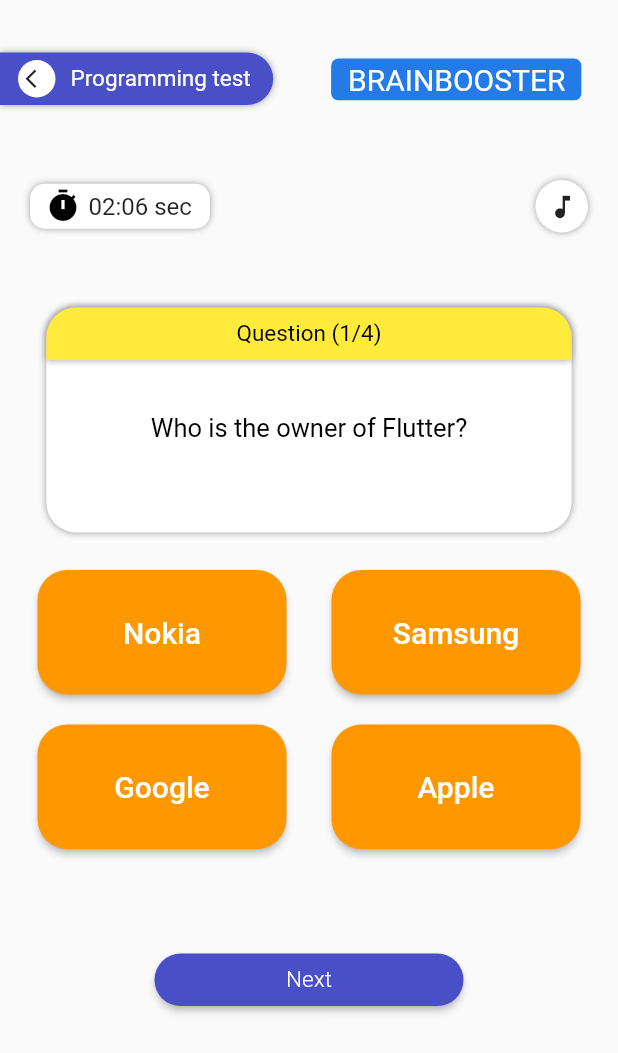
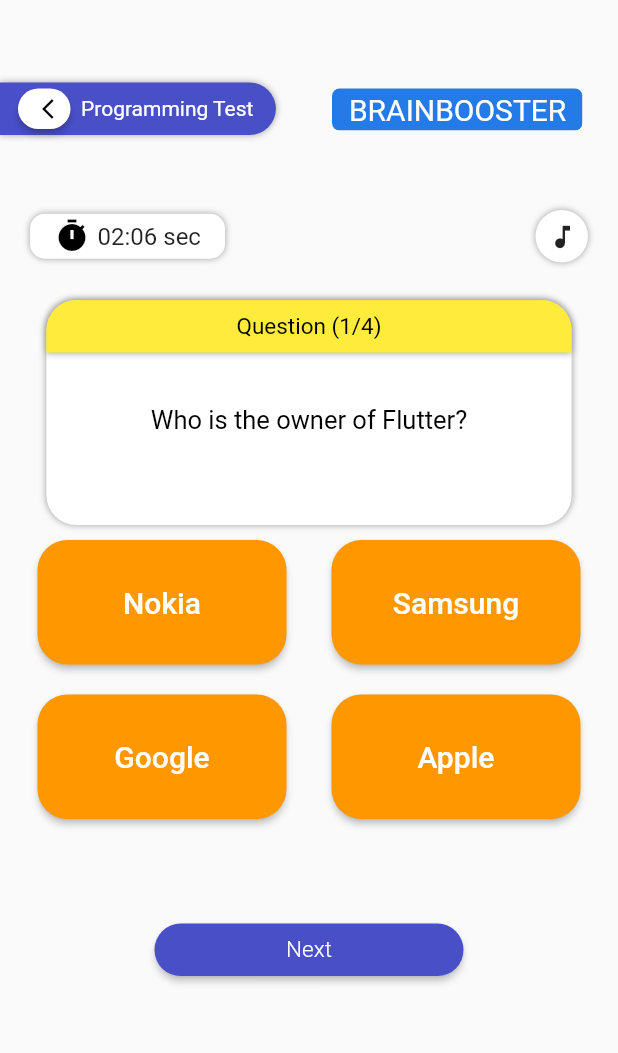
Before and after one commit to inzmam617/BrainBoosters, a Flutter app: the DashPage screen opened directly, after a tap on "Play", on a phone screen of 412 x 824 dp. Shown: the top 1053 px of the screen. Run offline on Flutter 3.47's test engine with Material 2 defaults, Android fonts, the phone set to English and light mode, and no system bars; our stand-ins replace animated_text_kit, confetti, flutter_rating_bar, flutter_svg, get.

Commit message:
Making Changes

```diff
--- a/lib/BottomBar/AllPages/ChooseYourChaptersforQuize.dart
+++ b/lib/BottomBar/AllPages/ChooseYourChaptersforQuize.dart
@@ -41,7 +41,7 @@
             child: Stack(
               children: [
                 Padding(
-                  padding: const EdgeInsets.only(top: 45),
+                  padding: const EdgeInsets.only(top: 60),
                   child: Align(
                     alignment: Alignment.topLeft,
                     child: Column(
@@ -175,9 +175,7 @@
                   textAlign: TextAlign.start,
                 )),
           ),
-          const SizedBox(
-            height: 10,
-          ),
+
           Expanded(
             child: ListView.builder(
               shrinkWrap: true,
--- a/lib/BottomBar/AllPages/ChooseYourStudyforQuize.dart
+++ b/lib/BottomBar/AllPages/ChooseYourStudyforQuize.dart
@@ -33,7 +33,7 @@
             child: Stack(
               children: [
                 Padding(
-                  padding: const EdgeInsets.only(top: 45),
+                  padding: const EdgeInsets.only(top: 60),
                   child: Align(
                     alignment: Alignment.topLeft,
                     child: Column(
@@ -141,7 +141,7 @@
               child: TextFormField(
                 decoration: const InputDecoration(
                   contentPadding: EdgeInsets.symmetric(vertical: 5),
-                  hintStyle: TextStyle(fontSize: 15),
+                  hintStyle: TextStyle(fontSize: 14),
                     prefixIcon: Icon(
                       Icons.search,
                       color: Colors.grey,
@@ -152,9 +152,7 @@
               ),
             ),
           ),
-          const SizedBox(
-            height: 20,
-          ),
+
           Expanded(child: ListView.builder(
             itemCount: textList.length,
             itemBuilder: (context, index) {
--- a/lib/BottomBar/AllPages/HomePage.dart
+++ b/lib/BottomBar/AllPages/HomePage.dart
@@ -119,7 +119,7 @@
       body: Column(
         children: [
           const SizedBox(
-            height: 35,
+            height: 55,
           ),
           Row(
             mainAxisAlignment: MainAxisAlignment.spaceBetween,
--- a/lib/BottomBar/AllPages/MainPeoplePage.dart
+++ b/lib/BottomBar/AllPages/MainPeoplePage.dart
@@ -20,7 +20,7 @@
         child: Column(
           children: [
             const SizedBox(
-              height: 35,
+              height: 55,
             ),
             Row(
               mainAxisAlignment: MainAxisAlignment.spaceBetween,
@@ -59,7 +59,9 @@
 
             SizedBox(
               height: MediaQuery.sizeOf(context).height * 0.65,
-              child: ListView.builder(itemBuilder: (BuildContext context, int index) {
+              child: ListView.builder(
+                itemCount: 5,
+                itemBuilder: (BuildContext context, int index) {
                 final Color itemColor = itemColors[index % itemColors.length];
                 return  Padding(
                   padding: const EdgeInsets.symmetric(horizontal: 20,vertical: 10),
--- a/lib/BottomBar/AllPages/SettingsPage.dart
+++ b/lib/BottomBar/AllPages/SettingsPage.dart
@@ -159,7 +159,7 @@
       body: Column(
         children: [
           const SizedBox(
-            height: 35,
+            height: 55,
           ),
           Row(
             mainAxisAlignment: MainAxisAlignment.spaceBetween,
@@ -192,7 +192,7 @@
               const SizedBox(width: 10,)
             ],
           ),
-          const SizedBox(height: 20,),
+
 
           Expanded(
             child: ListView.builder(
--- a/lib/BottomBar/AllPages/dashBoardPage.dart
+++ b/lib/BottomBar/AllPages/dashBoardPage.dart
@@ -33,7 +33,7 @@
         child: Column(
           children: [
             const SizedBox(
-              height: 35,
+              height: 55,
             ),
             Row(
               mainAxisAlignment: MainAxisAlignment.spaceBetween,
@@ -210,7 +210,7 @@
             Padding(
               padding: const EdgeInsets.symmetric(horizontal: 20, vertical: 10),
               child: Container(
-                height: MediaQuery.sizeOf(context).height * 0.4,
+                height: MediaQuery.sizeOf(context).height * 0.45,
                 width: double.infinity,
                 decoration: const BoxDecoration(
                     boxShadow: [BoxShadow(color: Colors.grey, blurRadius: 3.5)],
--- a/lib/QuizePage/QuizePage.dart
+++ b/lib/QuizePage/QuizePage.dart
@@ -1,5 +1,6 @@
 import 'dart:async';
 import 'dart:math';
+import 'package:confetti/confetti.dart';
 import 'package:flutter/material.dart';
 import 'package:flutter_svg/svg.dart';
 import 'package:get/get.dart';
@@ -22,6 +23,8 @@
     super.initState();
     _startTimer();
     colorSelect();
+    _confettiController = ConfettiController(duration: const Duration(seconds: 3));
+
 // Generate a random index within the range of the colorList
 
   }
@@ -38,6 +41,7 @@
   @override
   void dispose() {
     _timer?.cancel();
+    _confettiController.dispose();
     super.dispose();
   }
 
@@ -322,6 +326,7 @@
     );
   }
 
+  late ConfettiController _confettiController;
 
   bool shouldRevealAnswer = false;
   List<Question> questionList = getQuestions();
@@ -337,7 +342,7 @@
         child: Column(
           children: [
             const SizedBox(
-              height: 35,
+              height: 55,
             ),
             Row(
               mainAxisAlignment: MainAxisAlignment.spaceBetween,
@@ -359,39 +364,45 @@
                       padding: const EdgeInsets.symmetric(
                           horizontal: 10, vertical: 2),
                       child: Row(
+                        mainAxisAlignment:
+                        MainAxisAlignment.spaceAround,
+                        crossAxisAlignment: CrossAxisAlignment.center,
                         children: [
-                          InkWell(
-                            onTap: () {
+                          Padding(
+                            padding: const EdgeInsets.all(2),
+                            child: SizedBox(
+                              width: 35,
+                              child: ElevatedButton(
+                                  style: ButtonStyle(
+                                      shape: MaterialStateProperty.all(
+                                          const RoundedRectangleBorder(
+                                              borderRadius:
+                                              BorderRadius.all(
+                                                  Radius.circular(
+                                                      100)))),
+                                      backgroundColor:
+                                      MaterialStateProperty.all(
+                                          Colors.white)),
+                                  onPressed: () {
                                     _showAlertDialog();
                                   },
-                            child: Padding(
-                              padding: const EdgeInsets.all(2.0),
-                              child: Container(
-                                height: 25,
-                                width: 25,
-                                decoration: const BoxDecoration(
-                                    color: Colors.white,
-                                    borderRadius:
-                                        BorderRadius.all(Radius.circular(360))),
                                   child: const Center(
                                     child: Icon(
                                       Icons.arrow_back_ios,
-                                  size: 15,
+                                      color: Colors.black,
+                                      size: 16,
+                                    ),
                                   )),
                             ),
                           ),
+                          SizedBox(width: 5,),
+                          const Text(
+                            "Programming Test",
+                            style: TextStyle(
+                                color: Colors.white, fontSize: 14),
                           ),
-                          const SizedBox(
-                            width: 8,
-                          ),
-                          const Text(
-                            "Programming test",
-                            style: TextStyle(color: Colors.white, fontSize: 15),
-                            textAlign: TextAlign.center,
-                          ),
-                          const SizedBox(
-                            width: 5,
-                          )
+                          SizedBox(width: 5,),
+
                         ],
                       ),
                     )),
@@ -419,7 +430,7 @@
                 children: [
                   Container(
                     height: 30,
-                    width: 120,
+                    width: 130,
                     decoration: const BoxDecoration(
                         boxShadow: [
                           BoxShadow(color: Colors.grey, blurRadius: 3.5)
@@ -429,6 +440,7 @@
                     child: Padding(
                       padding: const EdgeInsets.symmetric(horizontal: 10),
                       child: Row(
+                        mainAxisAlignment: MainAxisAlignment.center,
                         children: [
                           const Icon(
                             Icons.timer,
@@ -470,10 +482,11 @@
                     )),
                   )
                 ],
+
               ),
             ),
             const SizedBox(
-              height: 50,
+              height: 25,
             ),
             Container(
               decoration: const BoxDecoration(
@@ -516,7 +529,12 @@
               ),
             ),
             Padding(
-              padding: const EdgeInsets.all(25),
+              padding: const EdgeInsets.only(
+                bottom: 25,
+                left: 25,
+                right: 25,
+                top: 10
+              ),
               child: SizedBox(
                 height: MediaQuery.sizeOf(context).height * 0.28,
                 child: GridView.builder(
@@ -541,6 +559,31 @@
                               borderRadius: BorderRadius.all(Radius.circular(20)),
                             ),
                           ),
+                          //      backgroundColor: MaterialStateProperty.resolveWith<Color>(
+                          //       (Set<MaterialState> states) {
+                          //         if (states.contains(MaterialState.pressed)) {
+                          //           // Button is pressed
+                          //           return color;
+                          //         } else if (shouldRevealAnswer) {
+                          //           // Reveal the correct answer
+                          //           if (answer.isCorrect) {
+                          //
+                          //             return Colors.green;
+                          //           } else if (selectedAnswer == answer) {
+                          //             // Selected answer and it is wrong
+                          //             return Colors.black;
+                          //           } else {
+                          //             return Colors.red;
+                          //           }
+                          //         } else if (selectedAnswer != null && answer == selectedAnswer) {
+                          //           // Selected answer
+                          //           return Colors.black;
+                          //         } else {
+                          //           // Default color
+                          //           return color;
+                          //         }
+                          //   },
+                          // ),
                             backgroundColor: MaterialStateProperty.resolveWith<Color>(
                                   (Set<MaterialState> states) {
                                 if (states.contains(MaterialState.pressed)) {
@@ -548,7 +591,15 @@
                                   return color;
                                 } else if (shouldRevealAnswer) {
                                   // Reveal the correct answer
-                                    if (answer.isCorrect) {
+                                  if (answer.isCorrect && selectedAnswer == answer) {
+                                    // Selected answer is correct
+                                    _confettiController.play(); // Play confetti effect
+                                    Future.delayed(const Duration(seconds: 4), () {
+                                      _confettiController.stop(); // Stop confetti effect after 4 seconds
+                                    });
+                                    return Colors.green;
+                                  } else if (answer.isCorrect) {
+                                    // Correct answer, but it's not selected
                                     return Colors.green;
                                   } else if (selectedAnswer == answer) {
                                     // Selected answer and it is wrong
@@ -565,7 +616,6 @@
                                 }
                               },
                             ),
-
                         ),
                         onPressed: () {
                           if(selected){
@@ -599,6 +649,22 @@
                 ),
               ),
             ),
+            ConfettiWidget(
+              confettiController: _confettiController,
+              blastDirection: -pi / 2, // Confetti direction (upwards)
+              emissionFrequency: 0.05, // How often confetti is emitted
+              numberOfParticles: 20, // Number of particles in each emission
+              gravity: 0.2, // Gravity applied to particles
+              shouldLoop: false, // Stop after a single emission
+              colors: const [
+                Colors.green,
+                Colors.blue,
+                Colors.pink,
+                Colors.orange,
+                Colors.purple,
+              ], // Colors of confetti particles
+            ),
+
             SizedBox(
                 height: 35,
                 width: MediaQuery.sizeOf(context).width * 0.5,
--- a/pubspec.yaml
+++ b/pubspec.yaml
@@ -40,6 +40,7 @@
   flutter_multi_select_items: ^0.4.2
   flutter_rating_bar: ^4.0.1
   get: ^4.6.5
+  confetti: ^0.7.0
 
 
 dev_dependencies:
```
Also changed, not shown: pubspec.lock. Lines whose indentation alone changed are shown as unchanged.
